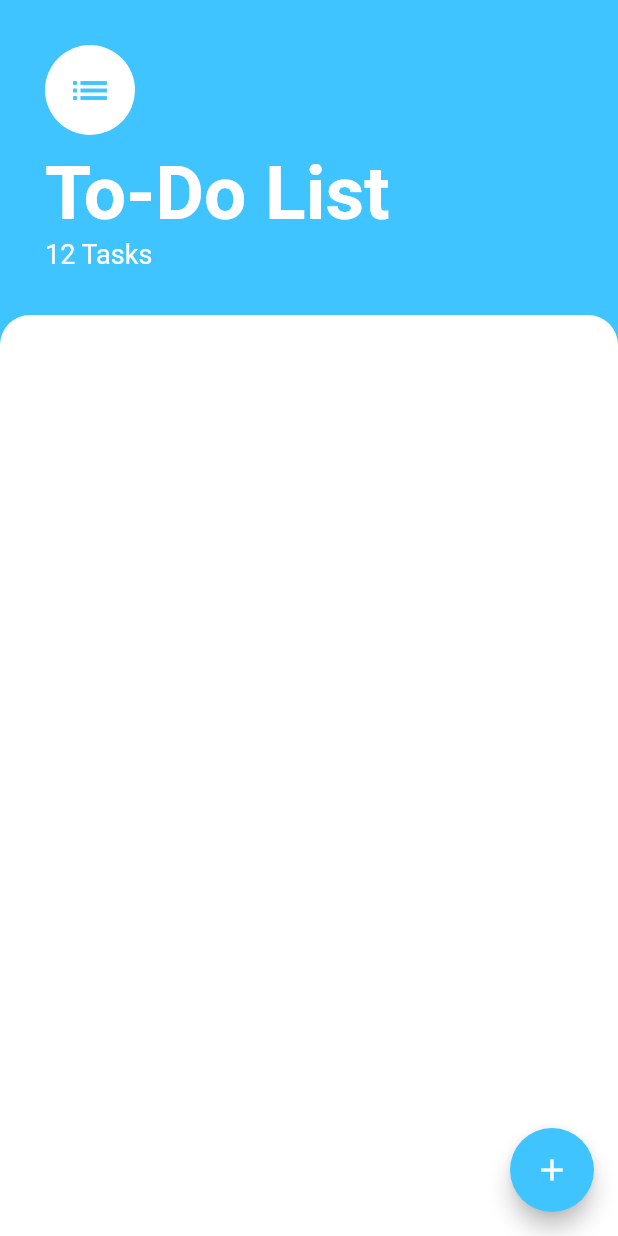
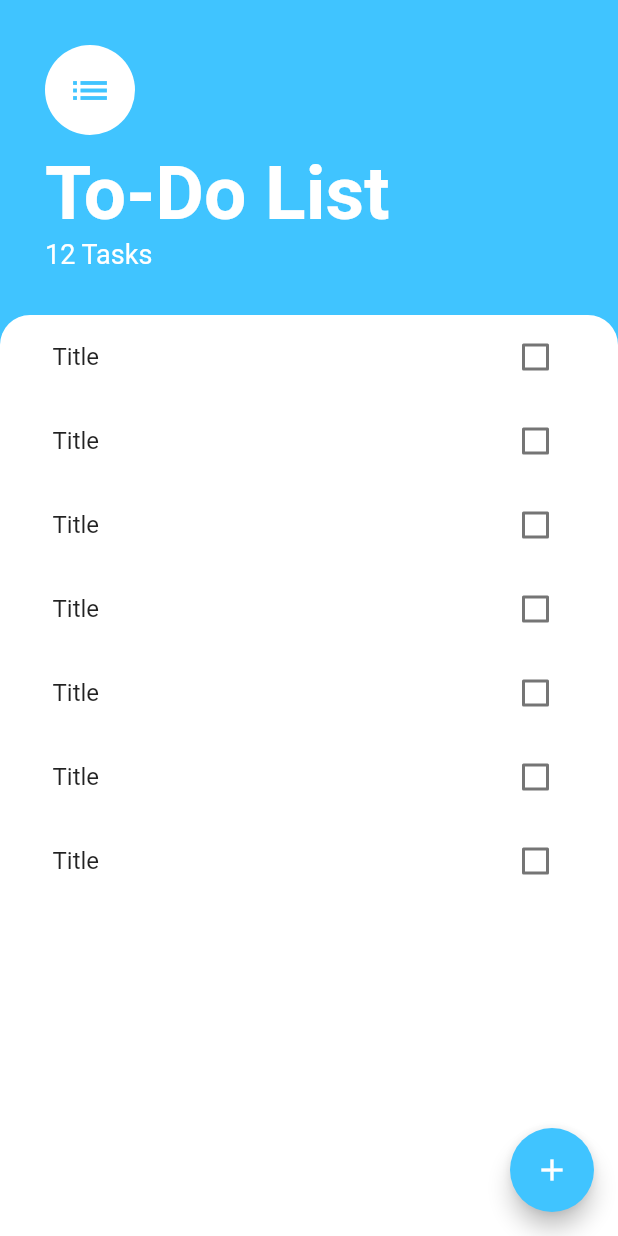
Before and after one commit to atinydev/todo_list_flutter, a Flutter app: the screen it shows after launch, on a phone screen of 412 x 824 dp. Run offline on Flutter 3.47's test engine with Material 2 defaults, Android fonts, the phone set to English and light mode, and no system bars.

Commit message:
TasksListView

```diff
--- a/lib/app.dart
+++ b/lib/app.dart
@@ -14,7 +14,6 @@ class ToDoList extends StatelessWidget {
       initialRoute: AppRoutes.homeRoute,
       routes: AppRoutes.getAppRoutes,
       theme: AppTheme.lightTheme,
-      darkTheme: AppTheme.darkTheme,
     );
   }
 }
--- /dev/null
+++ b/lib/models/models.dart
@@ -0,0 +1 @@
+export 'tasks.dart';
--- /dev/null
+++ b/lib/models/tasks.dart
@@ -0,0 +1,18 @@
+class Tasks {
+  static var tasks = <Task>[
+    Task(text: 'Title', isChecked: false),
+    Task(text: 'Title', isChecked: false),
+    Task(text: 'Title', isChecked: false),
+    Task(text: 'Title', isChecked: false),
+    Task(text: 'Title', isChecked: false),
+    Task(text: 'Title', isChecked: false),
+    Task(text: 'Title', isChecked: false),
+  ];
+}
+
+class Task {
+  final String text;
+  bool isChecked;
+
+  Task({required this.text, required this.isChecked});
+}
--- a/lib/screens/tasks_screns.dart
+++ b/lib/screens/tasks_screns.dart
@@ -1,4 +1,7 @@
 import 'package:flutter/material.dart';
+
+import '../models/models.dart';
+import '../widgets/widgets.dart';
 
 class TasksScreen extends StatelessWidget {
   const TasksScreen({Key? key}) : super(key: key);
@@ -57,6 +60,9 @@ class TasksScreen extends StatelessWidget {
                     topRight: Radius.circular(20),
                   ),
                 ),
+                child: TasksList(
+                  tasks: Tasks.tasks,
+                ),
               ),
             ),
           ],
--- /dev/null
+++ b/lib/widgets/tasks_list.dart
@@ -0,0 +1,59 @@
+import 'package:flutter/material.dart';
+
+import '../models/models.dart';
+
+class TasksList extends StatefulWidget {
+  const TasksList({
+    Key? key,
+    required this.tasks,
+  }) : super(key: key);
+
+  final List<Task> tasks;
+
+  @override
+  State<TasksList> createState() => _TasksListState();
+}
+
+class _TasksListState extends State<TasksList> {
+  @override
+  Widget build(BuildContext context) {
+    return ListView.builder(
+      itemCount: Tasks.tasks.length,
+      itemBuilder: (context, index) {
+        final task = Tasks.tasks[index];
+        return _TaskTile(
+          task: task,
+          onChanged: (value) {
+            setState(() {
+              task.isChecked = value ?? false;
+            });
+          },
+        );
+      },
+    );
+  }
+}
+
+class _TaskTile extends StatelessWidget {
+  const _TaskTile({
+    Key? key,
+    required this.task,
+    required this.onChanged,
+  }) : super(key: key);
+
+  final Task task;
+  final void Function(bool?) onChanged;
+
+  @override
+  Widget build(BuildContext context) {
+    return CheckboxListTile(
+      value: task.isChecked,
+      title: Text(task.text),
+      contentPadding: const EdgeInsets.symmetric(
+        horizontal: 35,
+      ),
+      activeColor: Colors.lightBlueAccent,
+      onChanged: onChanged,
+    );
+  }
+}
--- /dev/null
+++ b/lib/widgets/widgets.dart
@@ -0,0 +1 @@
+export 'tasks_list.dart';
```
